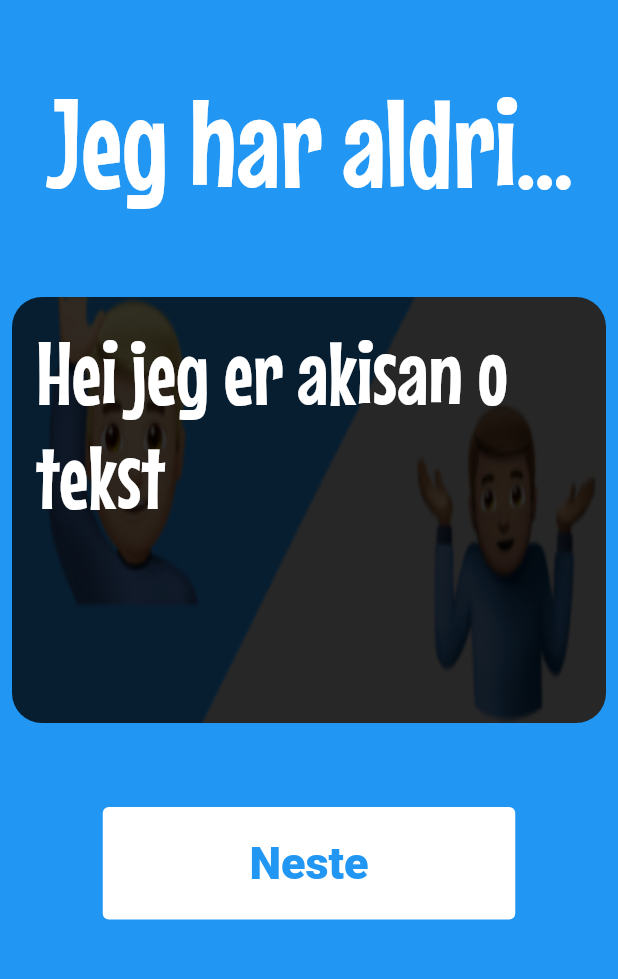
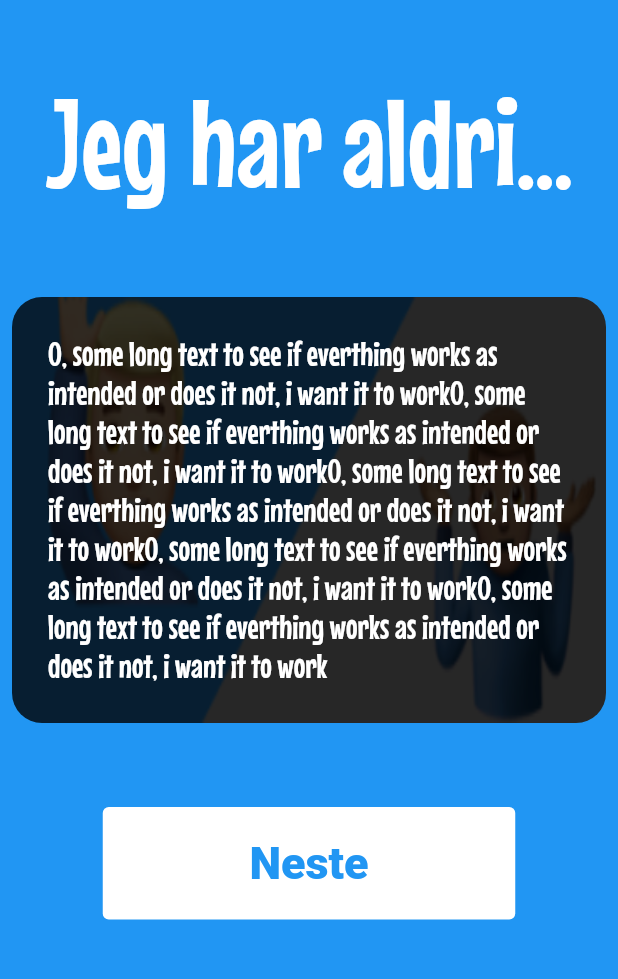
Before and after one commit to Akisan98/chin_chin, a Flutter app: the screen it shows after launch, after a tap on "Jeg har aldri...", on a phone screen of 412 x 824 dp, the part 69-1048 px from its top. Run offline on Flutter 3.47's test engine with Material 2 defaults, Android fonts, the phone set to English and light mode, and no system bars; drawn by our look-alikes of auto_size_text; our stand-ins replace sqflite; accounts and stored records are empty.

Commit message:
Start of DB

```diff
--- a/lib/pages/game_screen.dart
+++ b/lib/pages/game_screen.dart
@@ -6,6 +6,18 @@ import 'package:flutter/widgets.dart';
 
 class GameScreen extends StatelessWidget {
   const GameScreen({required this.gameNumber, Key? key}) : super(key: key);
+
+  final int gameNumber;
+
+  @override
+  Widget build(BuildContext context) {
+    // Wrap With Future
+    return GameScreenBody(gameNumber: gameNumber);
+  }
+}
+
+class GameScreenBody extends StatelessWidget {
+  const GameScreenBody({required this.gameNumber, Key? key}) : super(key: key);
 
   final int gameNumber;
 
@@ -54,7 +66,10 @@ class GameScreen extends StatelessWidget {
                     controller: _controller,
                     itemCount: 1000,
                     itemBuilder: (context, index) {
-                      return QuestionCard(image: images[gameNumber]);
+                      return QuestionCard(
+                        image: images[gameNumber],
+                        question: "$index, some long text to see if everthing works as intended or does it not, i want it to work$index, some long text to see if everthing works as intended or does it not, i want it to work$index, some long text to see if everthing works as intended or does it not, i want it to work$index, some long text to see if everthing works as intended or does it not, i want it to work$index, some long text to see if everthing works as intended or does it not, i want it to work",
+                      );
                     }
                   ),
                 ),
@@ -89,12 +104,14 @@ class GameScreen extends StatelessWidget {
       ),
     );
   }
+
 }
 
 class QuestionCard extends StatelessWidget {
-  const QuestionCard({required this.image, Key? key}) : super(key: key);
+  const QuestionCard({required this.image, required this.question, Key? key}) : super(key: key);
 
   final String image;
+  final String question;
 
   @override
   Widget build(BuildContext context) {
@@ -103,12 +120,13 @@ class QuestionCard extends StatelessWidget {
       child: Container(
         height: 300,
         width: double.infinity,
-        child: const Padding(
-          padding: EdgeInsets.all(16),
+        child: Padding(
+          padding: const EdgeInsets.all(24),
           child: AutoSizeText(
-            'Hei jeg er akisan o tekst',
-            style: TextStyle(fontSize: 60, fontFamily: 'MouseMemoirs', color: Colors.white),
-            maxLines: 5,
+            question,
+            style: const TextStyle(fontSize: 60, fontFamily: 'MouseMemoirs', color: Colors.white),
+            maxLines: 10,
+            overflow: TextOverflow.ellipsis,
           ),
         ),
 
--- a/pubspec.yaml
+++ b/pubspec.yaml
@@ -30,6 +30,7 @@ dependencies:
   flutter:
     sdk: flutter
   auto_size_text: ^3.0.0-nullsafety.0
+  sqflite: ^2.0.0+4
 
 
 
```
Also changed, not shown: lib/data/database/question_provider.dart (added, +33 -0 lines), pubspec.lock.
